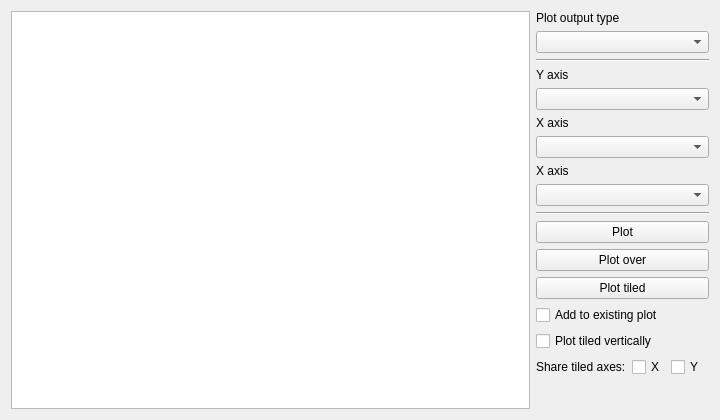
Old version of the form qt/scientific_interfaces/ISISReflectometry/GUI/Plotting/view/PlottingWidget.ui in the repository mantidproject/mantid.
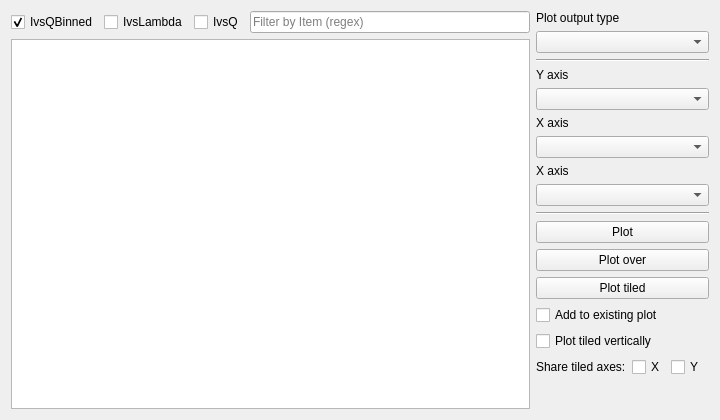
New version of the form. Custom widgets are drawn as their Qt base class.

Commit message: implement filtering in plotting tab of refl interface

Patch:
```diff
--- a/qt/scientific_interfaces/ISISReflectometry/GUI/Plotting/view/PlottingWidget.ui
+++ b/qt/scientific_interfaces/ISISReflectometry/GUI/Plotting/view/PlottingWidget.ui
@@ -12,6 +12,37 @@
   </property>
   <layout class="QHBoxLayout" name="horizontalLayout" stretch="3,1">
    <item>
+    <layout class="QVBoxLayout" name="workspaceLayout">
+     <item>
+      <layout class="QHBoxLayout" name="workspaceFilterLayout">
+       <item>
+        <widget class="QCheckBox" name="filterIvsQBinned">
+         <property name="text"><string>IvsQBinned</string></property>
+         <property name="checked"><bool>true</bool></property>
+        </widget>
+       </item>
+       <item>
+        <widget class="QCheckBox" name="filterIvsLambda">
+         <property name="text"><string>IvsLambda</string></property>
+        </widget>
+       </item>
+       <item>
+        <widget class="QCheckBox" name="filterIvsQ">
+         <property name="text"><string>IvsQ</string></property>
+        </widget>
+       </item>
+       <item>
+        <widget class="QLineEdit" name="workspaceFilter">
+         <property name="placeholderText"><string>Filter by Item (regex)</string></property>
+         <property name="toolTip">
+          <string>Case-sensitive regular expression matched against the Item column. Matching a parent includes its children of the checked output types. Invalid expressions keep the last valid filter.</string>
+         </property>
+         <property name="clearButtonEnabled"><bool>true</bool></property>
+        </widget>
+       </item>
+      </layout>
+     </item>
+     <item>
     <widget class="MantidQt::CustomInterfaces::ISISReflectometry::QtPlottingWorkspaceTreeView" name="plottingWorkspaceTree">
      <property name="selectionMode">
       <enum>QAbstractItemView::ExtendedSelection</enum>
@@ -20,6 +51,8 @@
       <bool>false</bool>
      </property>
     </widget>
+     </item>
+    </layout>
    </item>
    <item>
     <layout class="QVBoxLayout" name="optionsLayout">
```
The commit also changes 14 other files.
